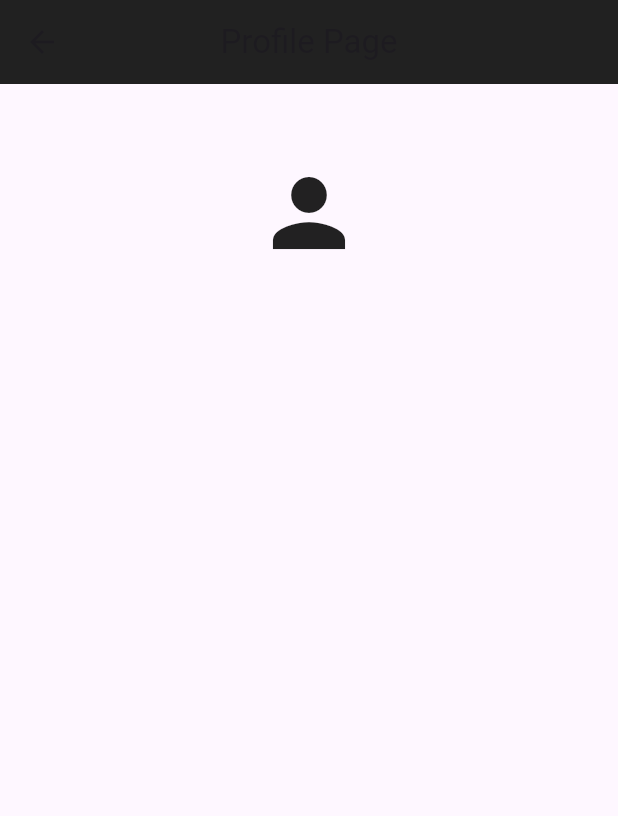
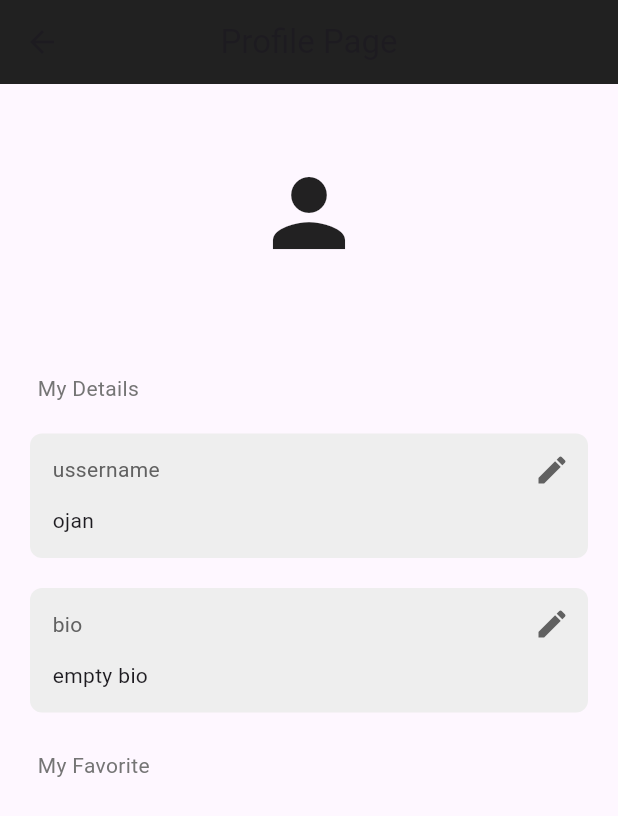
Before and after one commit to CallmeDwi/TA_projectFlutter, a Flutter app: the ProfilePage screen opened directly, on a phone screen of 412 x 824 dp. Shown: the top 816 px of the screen. Run offline on Flutter 3.47's test engine with Material 3 defaults, Android fonts, the phone set to English and light mode, and no system bars; our stand-ins replace bloc, cloud_firestore, equatable, firebase_auth, firebase_core, flutter_bloc and 2 more; accounts and stored records are empty; network calls fail.

Commit message:
Profile page

```diff
--- /dev/null
+++ b/lib/components/text_box.dart
@@ -0,0 +1,45 @@
+import 'package:flutter/material.dart';
+
+class MyTextBox extends StatelessWidget {
+  final String text;
+  final String sectionName;
+  final VoidCallback? onPressed; // Corrected type for onPressed
+
+  const MyTextBox({
+    super.key,
+    required this.text,
+    required this.sectionName,
+    required this.onPressed,
+  });
+
+  @override
+  Widget build(BuildContext context) {
+    return Container(
+      decoration: BoxDecoration(
+        color: Colors.grey[200],
+        borderRadius: BorderRadius.circular(8),
+      ),
+      padding: const EdgeInsets.only(left: 15, bottom: 15),
+      margin: const EdgeInsets.only(left: 20, right: 20, top: 20),
+      child: Column(
+        crossAxisAlignment: CrossAxisAlignment.start,
+        children: [
+          Row(
+            mainAxisAlignment: MainAxisAlignment.spaceBetween,
+            children: [
+              Text(
+                sectionName,
+                style: TextStyle(color: Colors.grey[700]),
+              ),
+              IconButton(
+                onPressed: onPressed,
+                icon: Icon(Icons.edit, color: Colors.grey[700]),
+              )
+            ],
+          ),
+          Text(text),
+        ],
+      ),
+    );
+  }
+}
--- a/lib/pages/profile_pages/profile_page.dart
+++ b/lib/pages/profile_pages/profile_page.dart
@@ -1,4 +1,6 @@
+import 'package:firebase_auth/firebase_auth.dart';
 import 'package:flutter/material.dart';
+import 'package:perhutaniwisata_app/components/text_box.dart';
 
 class ProfilePage extends StatefulWidget {
   const ProfilePage({super.key});
@@ -8,7 +10,8 @@ class ProfilePage extends StatefulWidget {
 }
 
 class _ProfilePageState extends State<ProfilePage> {
-  // final currentUser = FirebaseAuth.instance.currentUser!;
+  final currentUser = FirebaseAuth.instance.currentUser!;
+  Future<void> editField(String field) async {}
 
   @override
   Widget build(BuildContext context) {
@@ -23,9 +26,48 @@ class _ProfilePageState extends State<ProfilePage> {
           const SizedBox(
             height: 50,
           ),
-          Icon(
+          const Icon(
             Icons.person,
             size: 72,
+          ),
+          Text(
+            currentUser.email!,
+            textAlign: TextAlign.center,
+            style: TextStyle(color: Colors.grey[700]),
+          ),
+          const SizedBox(
+            height: 50,
+          ),
+          Padding(
+            padding: const EdgeInsets.only(left: 25),
+            child: Text(
+              'My Details',
+              style: TextStyle(
+                color: Colors.grey[600],
+              ),
+            ),
+          ),
+          MyTextBox(
+            text: 'ojan',
+            sectionName: 'ussername',
+            onPressed: () => editField('username'),
+          ),
+          MyTextBox(
+            text: 'empty bio',
+            sectionName: 'bio',
+            onPressed: () => editField('bio'),
+          ),
+          const SizedBox(
+            height: 25,
+          ),
+          Padding(
+            padding: const EdgeInsets.only(left: 25),
+            child: Text(
+              'My Favorite',
+              style: TextStyle(
+                color: Colors.grey[600],
+              ),
+            ),
           ),
         ],
       ),
```
Also changed, not shown: lib/pages/profile_pages/login_page.dart (+28 -1 lines), lib/pages/profile_pages/register_page.dart (+32 -17 lines).
